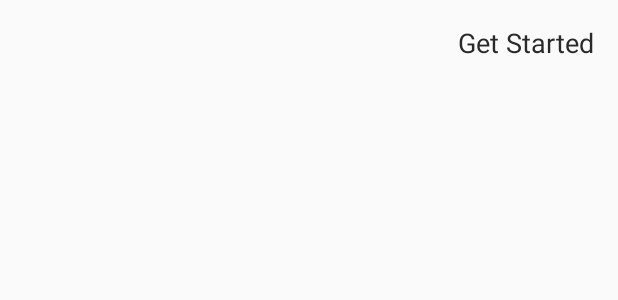
After one commit to justcoddev/LearningZone, an Android app: the layout activity_main2.xml on its own in the app's theme, with its tools: preview values and no code run, on a phone screen of 412 x 824 dp. The commit adds this screen. Shown: the top 300 px of the screen. Run offline under Robolectric (Android 15) with nearby library versions, the phone set to English and light mode, and no system bars.

Commit message:
day 3  Revision new activity

```diff
--- a/app/src/main/AndroidManifest.xml
+++ b/app/src/main/AndroidManifest.xml
@@ -10,6 +10,9 @@
         android:supportsRtl="true"
         android:theme="@style/Theme.LearningZone">
         <activity
+            android:name=".MainActivity2"
+            android:exported="true" />
+        <activity
             android:name=".MainActivity"
             android:exported="true">
             <intent-filter>
--- /dev/null
+++ b/app/src/main/res/layout/activity_main2.xml
@@ -0,0 +1,20 @@
+<?xml version="1.0" encoding="utf-8"?>
+<RelativeLayout xmlns:android="http://schemas.android.com/apk/res/android"
+
+    xmlns:tools="http://schemas.android.com/tools"
+    android:layout_width="match_parent"
+    android:layout_height="match_parent"
+    tools:context=".MainActivity2">
+
+    <TextView
+        android:id="@+id/textview2"
+        android:layout_width="wrap_content"
+        android:layout_height="wrap_content"
+        android:layout_alignParentEnd="true"
+        android:layout_alignParentTop="true"
+        android:layout_margin="16dp"
+        android:text="@string/Get_Started"
+        android:textColor="#292929"
+        android:textSize="18sp" />
+
+</RelativeLayout>
```
Also changed, not shown: app/build.gradle (+9 -5 lines), app/src/main/java/com/justcoddev/learningzone/MainActivity.java (+15 -5 lines), app/src/main/java/com/justcoddev/learningzone/MainActivity2.java (added, +15 -0 lines), app/src/main/res/layout/activity_main.xml (+16 -7 lines).
